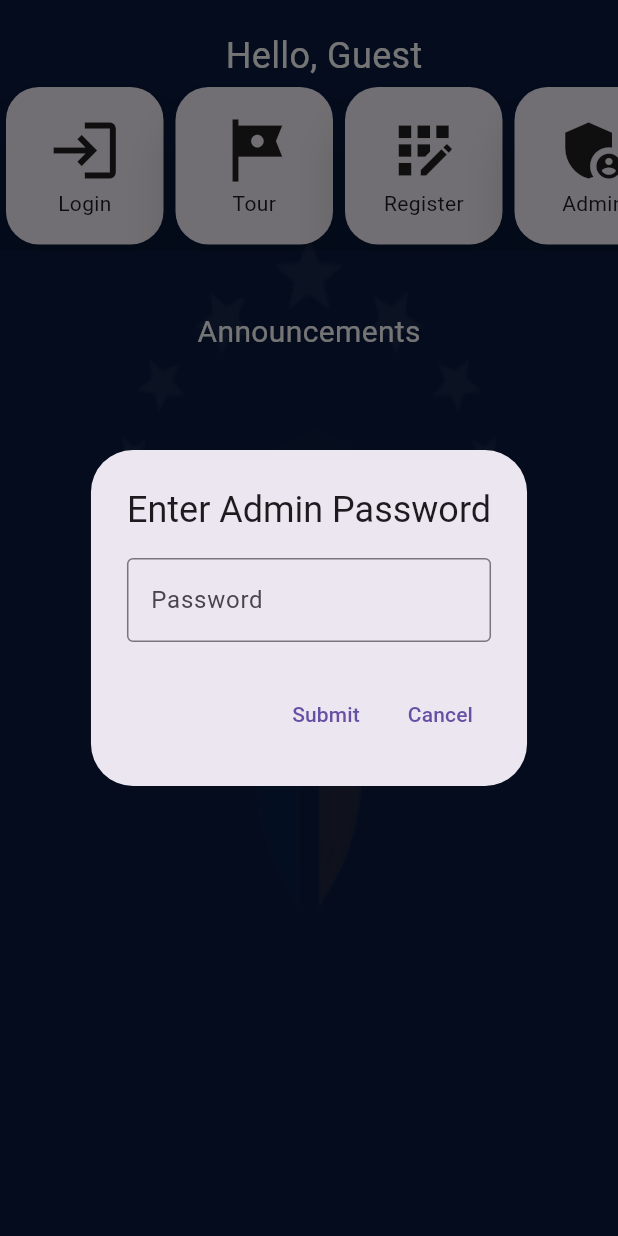
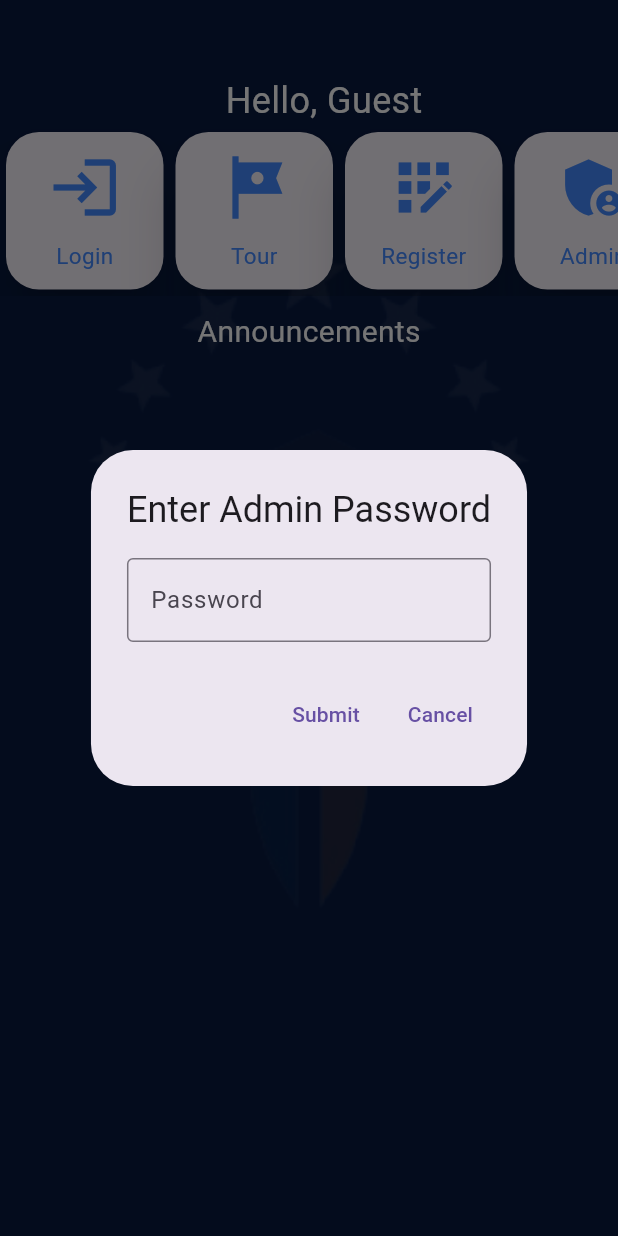
Before and after one commit to Ramzeus-svg/etqan, a Flutter app: the screen it shows after launch, after a tap on "Admin", on a phone screen of 412 x 824 dp. Run offline on Flutter 3.47's test engine with Material 3 defaults, Android fonts, the phone set to English and light mode, and no system bars; our stand-ins replace cloud_firestore, firebase_auth, firebase_core, firebase_storage, image_picker, shared_preferences; missing offline and left inert: firebase_app_check; accounts and stored records are empty; Roboto replaces fonts that are missing (sans-serif-black).

Commit message:
UI/UX Modifications

```diff
--- a/lib/login_page.dart
+++ b/lib/login_page.dart
@@ -168,11 +168,9 @@ class _LoginPageState extends State<LoginPage> {
         elevation: 0,
         toolbarHeight: screenHeight * 0.07, // Reduced AppBar height
       ),
-      body: SafeArea(
-        child: Stack(
-          children: [
-            Positioned.fill(
-              child: Container(
+      body: Container(
+        width: double.infinity,
+        height: double.infinity,
         decoration: BoxDecoration(
           image: DecorationImage(
             image: const AssetImage('assets/login1.png'), // Background image
@@ -180,9 +178,7 @@ class _LoginPageState extends State<LoginPage> {
             colorFilter: ColorFilter.mode(Colors.black.withOpacity(0.5), BlendMode.darken),
           ),
         ),
-              ),
-            ),
-            Padding(
+        child: Padding(
           padding: EdgeInsets.symmetric(horizontal: screenWidth * 0.08),
           child: Column(
             mainAxisAlignment: MainAxisAlignment.center,
@@ -319,8 +315,6 @@ class _LoginPageState extends State<LoginPage> {
             ],
           ),
         ),
-          ],
-        ),
       ),
     );
   }
--- a/lib/main.dart
+++ b/lib/main.dart
@@ -15,6 +15,7 @@ import 'user_page.dart';
 
 void main() async {
   WidgetsFlutterBinding.ensureInitialized();
+  SystemChrome.setEnabledSystemUIMode(SystemUiMode.edgeToEdge);
 
   try {
     if (Firebase.apps.isEmpty) {
@@ -64,7 +65,6 @@ class MyHomePage extends StatefulWidget {
 class _MyHomePageState extends State<MyHomePage> {
   final FirebaseFirestore _firestore = FirebaseFirestore.instance;
   List<CustomListItem> items = [];
-
   final ScrollController _scrollController = ScrollController();
 
   @override
@@ -180,30 +180,27 @@ class _MyHomePageState extends State<MyHomePage> {
 
   @override
   Widget build(BuildContext context) {
-    SystemChrome.setEnabledSystemUIMode(SystemUiMode.immersiveSticky);
-
     return Scaffold(
-      body: SafeArea( // Added SafeArea to avoid notch
-        child: Container(
+      body: Container(
         width: double.infinity,
         height: double.infinity,
         decoration: const BoxDecoration(
           image: DecorationImage(
             image: AssetImage('assets/login1.png'),
-              fit: BoxFit.fill,
+            fit: BoxFit.cover, // Changed to cover to avoid white bars
           ),
         ),
         child: SingleChildScrollView(
           child: Column(
             children: <Widget>[
               Container(
-                  margin: const EdgeInsets.only(top: 20.0, left: 20.0), // Adjusted margin for better visibility
+                margin: const EdgeInsets.only(top: 50.0, left: 20.0),
                 child: const Text(
                   'Hello, Guest',
                   style: TextStyle(
                     color: Colors.white,
                     fontFamily: 'sans-serif-black',
-                      fontSize: 24.0, // Adjusted font size for better visibility
+                    fontSize: 24.0,
                   ),
                 ),
               ),
@@ -255,7 +252,7 @@ class _MyHomePageState extends State<MyHomePage> {
                       ],
                     ),
                     Container(
-                        margin: const EdgeInsets.only(top: 40.0, left: 0.0),
+                      margin: const EdgeInsets.only(top: 10.0, left: 0.0),
                       child: const Text(
                         'Announcements',
                         style: TextStyle(
@@ -308,7 +305,6 @@ class _MyHomePageState extends State<MyHomePage> {
           ),
         ),
       ),
-      ),
     );
   }
 
@@ -340,12 +336,25 @@ class _MyHomePageState extends State<MyHomePage> {
                     );
                   }
                 },
+                child: Center(
                   child: Column(
                     mainAxisAlignment: MainAxisAlignment.center,
                     children: <Widget>[
-                    Icon(icon, size: 50.0),
-                    Text(text, style: const TextStyle(fontSize: 14.0)),
+                      Icon(
+                        icon,
+                        size: 50.0,
+                        color: Colors.blueAccent,
+                      ),
+                      const SizedBox(height: 10.0),
+                      Text(
+                        text,
+                        style: const TextStyle(
+                          fontSize: 15.0,
+                          color: Colors.blueAccent,
+                        ),
+                      ),
                     ],
+                  ),
                 ),
               ),
             ),
```
Lines whose indentation alone changed are shown as unchanged.
